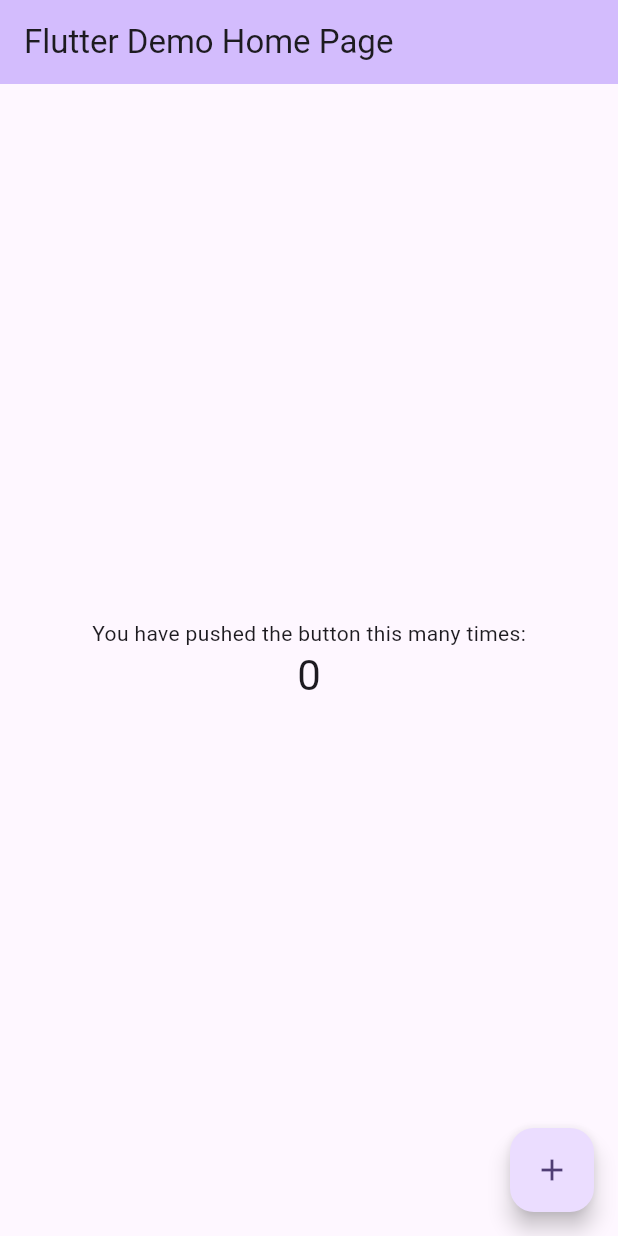
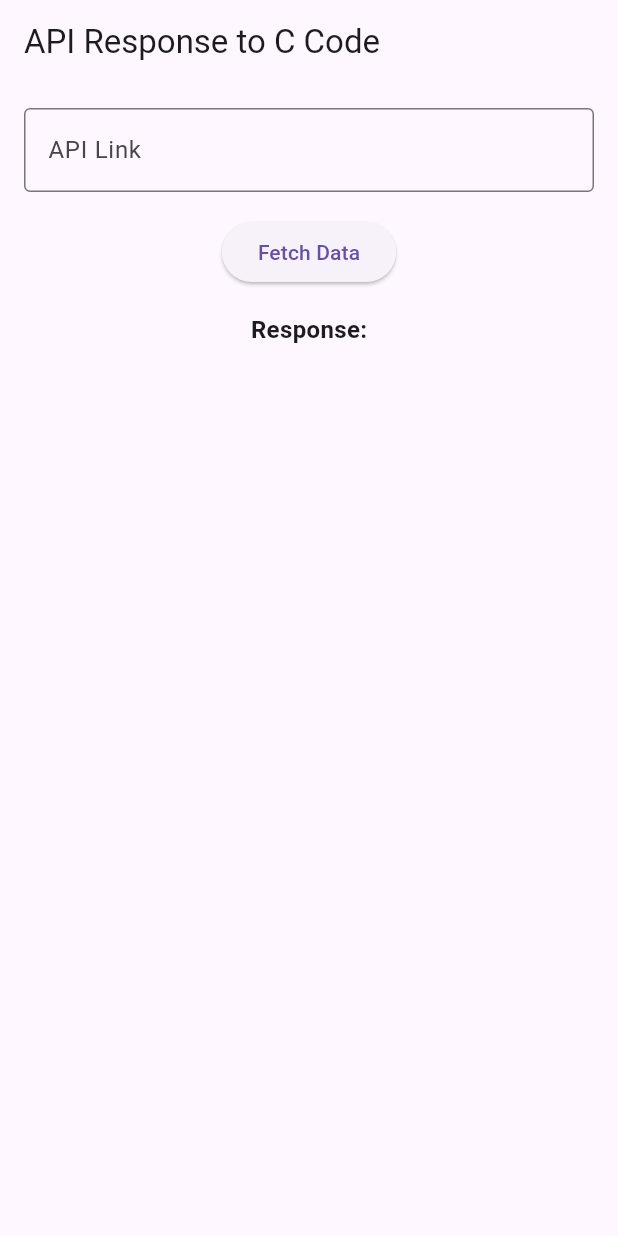
Before and after one commit to nikkivirtuoso/ConvertToC, a Flutter app: the screen it shows after launch, on a phone screen of 412 x 824 dp. Run offline on Flutter 3.47's test engine with Material 3 defaults, Android fonts, the phone set to English and light mode, and no system bars.

Commit message:
another attemp

```diff
--- a/lib/main.dart
+++ b/lib/main.dart
@@ -1,125 +1,117 @@
 import 'package:flutter/material.dart';
+import 'package:http/http.dart' as http;
 
 void main() {
-  runApp(const MyApp());
+  runApp(MyApp());
 }
 
 class MyApp extends StatelessWidget {
-  const MyApp({super.key});
-
-  // This widget is the root of your application.
   @override
   Widget build(BuildContext context) {
     return MaterialApp(
-      title: 'Flutter Demo',
-      theme: ThemeData(
-        // This is the theme of your application.
-        //
-        // TRY THIS: Try running your application with "flutter run". You'll see
-        // the application has a purple toolbar. Then, without quitting the app,
-        // try changing the seedColor in the colorScheme below to Colors.green
-        // and then invoke "hot reload" (save your changes or press the "hot
-        // reload" button in a Flutter-supported IDE, or press "r" if you used
-        // the command line to start the app).
-        //
-        // Notice that the counter didn't reset back to zero; the application
-        // state is not lost during the reload. To reset the state, use hot
-        // restart instead.
-        //
-        // This works for code too, not just values: Most code changes can be
-        // tested with just a hot reload.
-        colorScheme: ColorScheme.fromSeed(seedColor: Colors.deepPurple),
-        useMaterial3: true,
-      ),
-      home: const MyHomePage(title: 'Flutter Demo Home Page'),
+      title: 'API Response to C Code',
+      home: MyHomePage(),
     );
   }
 }
 
 class MyHomePage extends StatefulWidget {
-  const MyHomePage({super.key, required this.title});
-
-  // This widget is the home page of your application. It is stateful, meaning
-  // that it has a State object (defined below) that contains fields that affect
-  // how it looks.
-
-  // This class is the configuration for the state. It holds the values (in this
-  // case the title) provided by the parent (in this case the App widget) and
-  // used by the build method of the State. Fields in a Widget subclass are
-  // always marked "final".
-
-  final String title;
-
   @override
-  State<MyHomePage> createState() => _MyHomePageState();
+  _MyHomePageState createState() => _MyHomePageState();
 }
 
 class _MyHomePageState extends State<MyHomePage> {
-  int _counter = 0;
+  String _response = '';
+  TextEditingController _urlController = TextEditingController();
 
-  void _incrementCounter() {
-    setState(() {
-      // This call to setState tells the Flutter framework that something has
-      // changed in this State, which causes it to rerun the build method below
-      // so that the display can reflect the updated values. If we changed
-      // _counter without calling setState(), then the build method would not be
-      // called again, and so nothing would appear to happen.
-      _counter++;
-    });
+  @override
+  void dispose() {
+    _urlController.dispose();
+    super.dispose();
+  }
+
+  Future<void> _fetchData() async {
+    String url = _urlController.text.trim();
+    if (url.isEmpty) {
+      showDialog(
+        context: context,
+        builder: (BuildContext context) {
+          return AlertDialog(
+            title: Text('Error'),
+            content: Text('Please enter an API link.'),
+            actions: <Widget>[
+              TextButton(
+                onPressed: () {
+                  Navigator.of(context).pop();
+                },
+                child: Text('OK'),
+              ),
+            ],
+          );
+        },
+      );
+      return;
+    }
+
+    var response;
+    try {
+      // Handle response
+      response = await http.get(Uri.parse('your_url_here'));
+    } catch (e) {
+      print('Error: $e');
+      // Handle error
+    }
+    if (response.statusCode == 200) {
+      setState(() {
+        _response = response.body;
+      });
+    } else {
+      setState(() {
+        _response = 'Error: ${response.statusCode}';
+      });
+    }
   }
 
   @override
   Widget build(BuildContext context) {
-    // This method is rerun every time setState is called, for instance as done
-    // by the _incrementCounter method above.
-    //
-    // The Flutter framework has been optimized to make rerunning build methods
-    // fast, so that you can just rebuild anything that needs updating rather
-    // than having to individually change instances of widgets.
     return Scaffold(
       appBar: AppBar(
-        // TRY THIS: Try changing the color here to a specific color (to
-        // Colors.amber, perhaps?) and trigger a hot reload to see the AppBar
-        // change color while the other colors stay the same.
-        backgroundColor: Theme.of(context).colorScheme.inversePrimary,
-        // Here we take the value from the MyHomePage object that was created by
-        // the App.build method, and use it to set our appbar title.
-        title: Text(widget.title),
+        title: Text('API Response to C Code'),
       ),
-      body: Center(
-        // Center is a layout widget. It takes a single child and positions it
-        // in the middle of the parent.
+      body: Padding(
+        padding: const EdgeInsets.all(16.0),
         child: Column(
-          // Column is also a layout widget. It takes a list of children and
-          // arranges them vertically. By default, it sizes itself to fit its
-          // children horizontally, and tries to be as tall as its parent.
-          //
-          // Column has various properties to control how it sizes itself and
-          // how it positions its children. Here we use mainAxisAlignment to
-          // center the children vertically; the main axis here is the vertical
-          // axis because Columns are vertical (the cross axis would be
-          // horizontal).
-          //
-          // TRY THIS: Invoke "debug painting" (choose the "Toggle Debug Paint"
-          // action in the IDE, or press "p" in the console), to see the
-          // wireframe for each widget.
           mainAxisAlignment: MainAxisAlignment.center,
           children: <Widget>[
-            const Text(
-              'You have pushed the button this many times:',
+            TextField(
+              controller: _urlController,
+              decoration: InputDecoration(
+                labelText: 'API Link',
+                border: OutlineInputBorder(),
+              ),
             ),
+            SizedBox(height: 16),
+            ElevatedButton(
+              onPressed: _fetchData,
+              child: Text('Fetch Data'),
+            ),
+            SizedBox(height: 16),
             Text(
-              '$_counter',
-              style: Theme.of(context).textTheme.headlineMedium,
+              'Response:',
+              style: TextStyle(fontSize: 16, fontWeight: FontWeight.bold),
+            ),
+            SizedBox(height: 8),
+            Expanded(
+              child: SingleChildScrollView(
+                child: Text(
+                  _response,
+                  style: TextStyle(fontSize: 14),
+                ),
+              ),
             ),
           ],
         ),
       ),
-      floatingActionButton: FloatingActionButton(
-        onPressed: _incrementCounter,
-        tooltip: 'Increment',
-        child: const Icon(Icons.add),
-      ), // This trailing comma makes auto-formatting nicer for build methods.
     );
   }
 }
```
Also changed, not shown: pubspec.yaml (+3 -4 lines), pubspec.lock.
